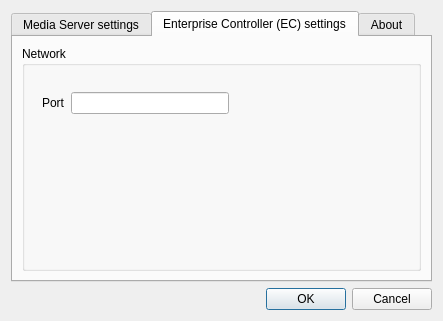
Old version of the form traytool/src/settings.ui in the repository networkoptix/nx_open.
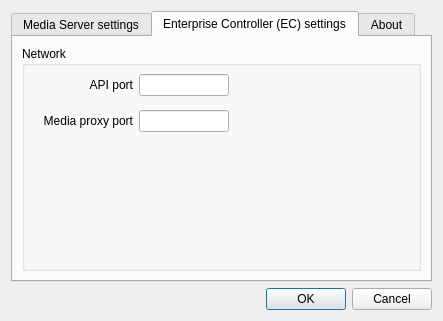
New version of the form. The open tabs and pages were chosen to show the change.

Commit message:
1. add new component: media proxy server
2. update traytyool: new param proxy_port for ECS

<==== Mercurial data ====>
Branch: master

The edit to the form file:
```diff
--- a/traytool/src/settings.ui
+++ b/traytool/src/settings.ui
@@ -226,13 +226,29 @@
            <item row="0" column="0">
             <widget class="QLabel" name="label">
              <property name="text">
-              <string>Port</string>
+              <string>API port</string>
+             </property>
+             <property name="alignment">
+              <set>Qt::AlignRight|Qt::AlignTrailing|Qt::AlignVCenter</set>
              </property>
             </widget>
            </item>
            <item row="0" column="1">
             <widget class="QLineEdit" name="appServerPortLineEdit"/>
            </item>
+           <item row="1" column="0">
+            <widget class="QLabel" name="label_2">
+             <property name="text">
+              <string>Media proxy port</string>
+             </property>
+             <property name="alignment">
+              <set>Qt::AlignRight|Qt::AlignTrailing|Qt::AlignVCenter</set>
+             </property>
+            </widget>
+           </item>
+           <item row="1" column="1">
+            <widget class="QLineEdit" name="proxyPortLineEdit"/>
+           </item>
           </layout>
          </widget>
         </widget>
```
The commit also changes 32 other files.
